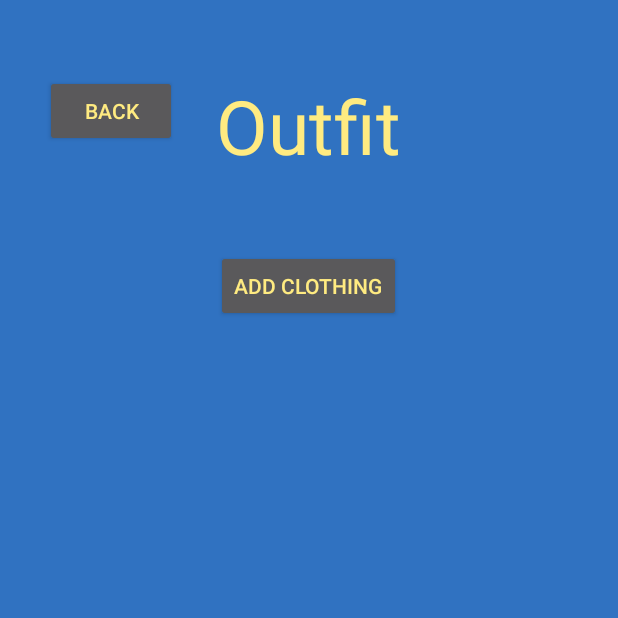
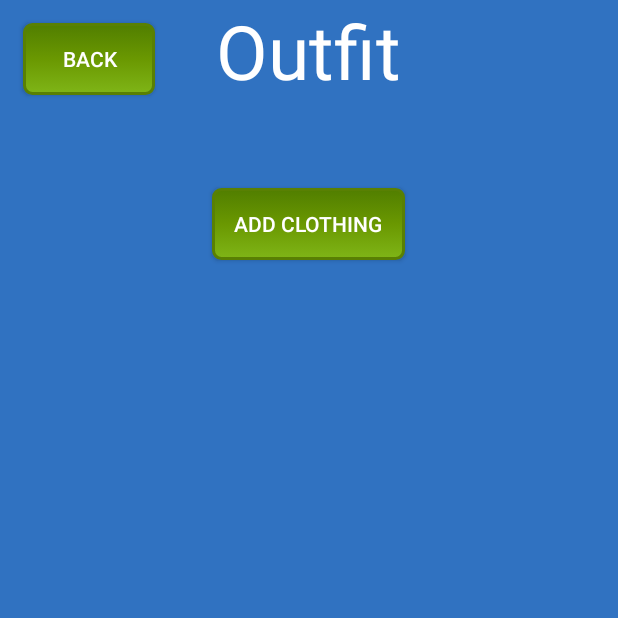
Before and after one commit to ColorCoordinator/ColorCoordinator, an Android app: the OutfitActivity screen opened directly, with no data from a screen before it, on a phone screen of 412 x 824 dp, the top half of it. Run offline under Robolectric (Android 15) with nearby library versions, the phone set to English and light mode, and no system bars.

Commit message:
ADDED: Some custom button coolness. Lots of xml changes in all files added new files Also maybe changed/fixed outfitactivity code.
Took out old comments/old code/ and other not used stuff in outfitactivity and optionsactivity

```diff
--- a/app/src/main/java/com/example/change/colorcoordinator/OutfitActivity.java
+++ b/app/src/main/java/com/example/change/colorcoordinator/OutfitActivity.java
@@ -77,15 +77,15 @@ public class OutfitActivity extends Activity {
             switch(resultCode){
                 case Activity.RESULT_OK:
                     if(imageFile.exists()){
-                        //Toast.makeText(this, "File saved at "+imageFile.getAbsolutePath(), Toast.LENGTH_LONG).show();
-                        iv =(ImageView)findViewById(R.id.imageViewTest);
+                        Toast.makeText(this, "File saved at "+imageFile.getAbsolutePath(), Toast.LENGTH_LONG).show();
+                       // iv =(ImageView)findViewById(R.id.imageViewTest);
                         //Bitmap bp = BitmapFactory.decodeFile(imageFile.getAbsolutePath());
                         //Bitmap bp = (Bitmap) data.getExtras().get("data");
                         //iv.setImageBitmap(bp);
                         imageNumber++;
                         SharedPreferences.Editor mEditor = imagePrefs.edit();
                         mEditor.putInt("imageNumCount", imageNumber).commit();//maybe use apply() not commit
-                        Toast.makeText(this, imageNumber + " hey", Toast.LENGTH_SHORT).show();
+                        //Toast.makeText(this, imageNumber + " hey", Toast.LENGTH_SHORT).show();
                     }
                     else{
                         Toast.makeText(this, "ERROR", Toast.LENGTH_SHORT).show();
@@ -97,12 +97,12 @@ public class OutfitActivity extends Activity {
                     break;
             }
         }
-        if(requestCode==1){
+       /* if(requestCode==1){
             iv =(ImageView)findViewById(R.id.imageViewTest);
             //Bitmap bp = BitmapFactory.decodeFile(imageFile.getAbsolutePath());
             //iv.setImageBitmap(bp);
             Bitmap camimage = (Bitmap) data.getExtras().get("data");
             iv.setImageBitmap(camimage);
-        }
+        }*/
     }
 }
--- /dev/null
+++ b/app/src/main/res/drawable/custom_header.xml
@@ -0,0 +1,7 @@
+<?xml version="1.0" encoding="utf-8"?>
+<shape xmlns:android="http://schemas.android.com/apk/res/android" android:shape="rectangle">
+    <gradient android:startColor="#7fb517" android:centerColor="#6a9801" android:endColor="#517e00" android:angle="90"/>
+    <corners android:radius="5dp"/>
+    <stroke android:width="2dp" android:color="#598003"/>
+    <padding android:left="15dp" android:top="5dp" android:right="15dp" android:bottom="5dp"/>
+</shape>
--- /dev/null
+++ b/app/src/main/res/drawable/custom_outfitbtn.xml
@@ -0,0 +1,20 @@
+<?xml version="1.0" encoding="utf-8"?>
+<selector xmlns:android="http://schemas.android.com/apk/res/android">
+    <item android:state_pressed="false">
+        <shape android:shape="rectangle">
+            <gradient android:startColor="#7fb517" android:centerColor="#6a9801" android:endColor="#517e00" android:angle="90"/>
+            <corners android:radius="5dp"/>
+            <stroke android:width="2dp" android:color="#598003"/>
+            <padding android:left="15dp" android:top="5dp" android:right="15dp" android:bottom="5dp"/>
+        </shape>
+    </item>
+    <item android:state_pressed="true">
+        <shape android:shape="rectangle">
+            <gradient android:startColor="#7fb517" android:centerColor="#6a9801" android:endColor="#517e00" android:angle="90"/>
+            <corners android:radius="5dp"/>
+            <stroke android:width="5dp" android:color="#598003"/>
+            <padding android:left="15dp" android:top="5dp" android:right="15dp" android:bottom="5dp"/>
+        </shape>
+    </item>
+
+</selector>
--- /dev/null
+++ b/app/src/main/res/drawable/custom_outfitbtn2.xml
@@ -0,0 +1,20 @@
+<?xml version="1.0" encoding="utf-8"?>
+<selector xmlns:android="http://schemas.android.com/apk/res/android">
+    <item android:state_pressed="false">
+        <shape android:shape="rectangle">
+            <gradient android:startColor="#7fb517" android:centerColor="#6a9801" android:endColor="#517e00" android:angle="90"/>
+            <corners android:radius="5dp"/>
+            <stroke android:width="2dp" android:color="#598003"/>
+            <padding android:left="15dp" android:top="5dp" android:right="15dp" android:bottom="5dp"/>
+        </shape>
+    </item>
+    <item android:state_pressed="true">
+        <shape android:shape="rectangle">
+            <gradient android:startColor="#7fb517" android:centerColor="#6a9801" android:endColor="#517e00" android:angle="90"/>
+            <corners android:radius="5dp"/>
+            <stroke android:width="5dp" android:color="#598003"/>
+            <padding android:left="15dp" android:top="5dp" android:right="15dp" android:bottom="5dp"/>
+        </shape>
+    </item>
+
+</selector>
--- a/app/src/main/res/layout/activity_main.xml
+++ b/app/src/main/res/layout/activity_main.xml
@@ -14,12 +14,13 @@
         android:layout_width="wrap_content"
         android:layout_height="wrap_content"
         android:text="Color Coordinator"
-        android:layout_marginTop="47dp"
         android:id="@+id/textView"
+        android:textIsSelectable="false"
+        android:textSize="60dp"
         android:layout_alignParentTop="true"
         android:layout_centerHorizontal="true"
-        android:textIsSelectable="false"
-        android:textSize="60dp" />
+        android:gravity="center"
+        android:textColor="@android:color/white"/>
 
     <Button
         android:layout_width="wrap_content"
@@ -29,7 +30,9 @@
         android:onClick="startNewOutfit"
         android:textSize="30dp"
         android:layout_centerVertical="true"
-        android:layout_centerHorizontal="true" />
+        android:layout_centerHorizontal="true"
+        android:background="@drawable/custom_outfitbtn2"
+        android:textColor="@android:color/white"/>
 
     <Button
         android:layout_width="wrap_content"
@@ -40,7 +43,11 @@
         android:layout_below="@+id/btnOutfit"
         android:layout_centerHorizontal="true"
         android:layout_marginTop="69dp"
-        android:textSize="30dp" />
+        android:textSize="30dp"
+        android:layout_alignParentEnd="false"
+        android:layout_alignParentRight="false"
+        android:background="@drawable/custom_outfitbtn2"
+        android:textColor="@android:color/white"/>
 
 
 </RelativeLayout>
--- a/app/src/main/res/layout/activity_options.xml
+++ b/app/src/main/res/layout/activity_options.xml
@@ -9,7 +9,15 @@
         android:layout_height="wrap_content"
         android:text="Back"
         android:id="@+id/btnBackToMain"
-        android:onClick="goBackToMain"/>
+        android:onClick="goBackToMain"
+        android:background="@drawable/custom_outfitbtn"
+        android:textColor="@android:color/white"
+        android:layout_alignParentTop="true"
+        android:layout_alignParentLeft="true"
+        android:layout_alignParentStart="true"
+        android:layout_marginLeft="15dp"
+        android:layout_marginStart="15dp"
+        android:layout_marginTop="15dp" />
 
     <SeekBar
         android:id="@+id/seekBar"
@@ -34,7 +42,8 @@
         android:text="Match Threshold"
         android:layout_marginBottom="31dp"
         android:layout_above="@+id/seekBar"
-        android:layout_centerHorizontal="true" />
+        android:layout_centerHorizontal="true"
+        android:textColor="@android:color/white"/>
 
     <ToggleButton
         android:layout_width="wrap_content"
@@ -55,6 +64,7 @@
         android:id="@+id/txtSound"
         android:layout_above="@+id/txtMatchThreshold"
         android:layout_centerHorizontal="true"
-        android:layout_marginBottom="232dp" />
+        android:layout_marginBottom="232dp"
+        android:textColor="@android:color/white"/>
 
 </RelativeLayout>
--- a/app/src/main/res/layout/activity_outfit.xml
+++ b/app/src/main/res/layout/activity_outfit.xml
@@ -10,7 +10,8 @@
         android:text="Outfit"
         android:id="@+id/textView2"
         android:textSize="50dp"
-        android:layout_alignTop="@+id/btnBackToMain"
+        android:textColor="@android:color/white"
+        android:layout_alignParentTop="true"
         android:layout_centerHorizontal="true" />
 
 
@@ -21,87 +22,24 @@
         android:id="@+id/btnBackToMain"
         android:onClick="goBackToMain"
         android:layout_alignParentTop="true"
-        android:layout_toLeftOf="@+id/imageViewTest2"
-        android:layout_toStartOf="@+id/imageViewTest2"
-        android:layout_marginTop="50dp" />
+        android:layout_marginTop="15dp"
+        android:background="@drawable/custom_outfitbtn"
+        android:textColor="@android:color/white"
+        android:layout_marginLeft="15dp" />
 
-    <ImageView
-        android:layout_width="175dp"
-        android:layout_height="200dp"
-        android:id="@+id/imageViewTest"
-        android:layout_gravity="bottom"
-        android:layout_below="@+id/btnAddClothing"
-        android:layout_alignParentLeft="true"
-        android:layout_alignParentStart="true" />
 
-    <ImageView
-        android:layout_width="175dp"
-        android:layout_height="200dp"
-        android:id="@+id/imageViewTest2"
-        android:layout_gravity="bottom"
-        android:layout_below="@+id/btnAddClothing"
-        android:layout_centerHorizontal="true" />
-
-    <ImageView
-        android:layout_width="175dp"
-        android:layout_height="200dp"
-        android:id="@+id/imageViewTest3"
-        android:layout_alignTop="@+id/imageViewTest"
-        android:layout_alignParentRight="true"
-        android:layout_alignParentEnd="true" />
-    <ImageView
-        android:layout_width="175dp"
-        android:layout_height="200dp"
-        android:id="@+id/imageViewTest4"
-        android:layout_below="@+id/imageViewTest"
-        android:layout_alignParentLeft="true"
-        android:layout_alignParentStart="true" />
-    <ImageView
-        android:layout_width="175dp"
-        android:layout_height="200dp"
-        android:id="@+id/imageViewTest5"
-        android:layout_alignTop="@+id/imageViewTest4"
-        android:layout_alignLeft="@+id/imageViewTest2"
-        android:layout_alignStart="@+id/imageViewTest2" />
-    <ImageView
-        android:layout_width="175dp"
-        android:layout_height="200dp"
-        android:id="@+id/imageViewTest6"
-        android:layout_alignTop="@+id/imageViewTest5"
-        android:layout_alignParentRight="true"
-        android:layout_alignParentEnd="true" />
-    <ImageView
-        android:layout_width="175dp"
-        android:layout_height="200dp"
-        android:id="@+id/imageViewTest7"
-        android:layout_below="@+id/imageViewTest4"
-        android:layout_alignParentLeft="true"
-        android:layout_alignParentStart="true" />
-    <ImageView
-        android:layout_width="175dp"
-        android:layout_height="200dp"
-        android:id="@+id/imageViewTest8"
-        android:layout_below="@+id/imageViewTest5"
-        android:layout_alignLeft="@+id/imageViewTest5"
-        android:layout_alignStart="@+id/imageViewTest5" />
-    <ImageView
-        android:layout_width="175dp"
-        android:layout_height="200dp"
-        android:id="@+id/imageViewTest9"
-        android:layout_below="@+id/imageViewTest6"
-        android:layout_alignParentRight="true"
-        android:layout_alignParentEnd="true" />
     <Button
         android:layout_width="wrap_content"
         android:layout_height="wrap_content"
         android:text="Add Clothing"
         android:id="@+id/btnAddClothing"
         android:layout_gravity="center_vertical"
-        android:layout_marginTop="49dp"
+        android:layout_marginTop="58dp"
+        android:onClick="addClothing"
+        android:background="@drawable/custom_outfitbtn2"
+        android:textColor="@android:color/white"
         android:layout_below="@+id/textView2"
-        android:layout_alignLeft="@+id/textView2"
-        android:layout_alignStart="@+id/textView2"
-        android:onClick="addClothing"/>
+        android:layout_centerHorizontal="true" />
 
 
 
```
